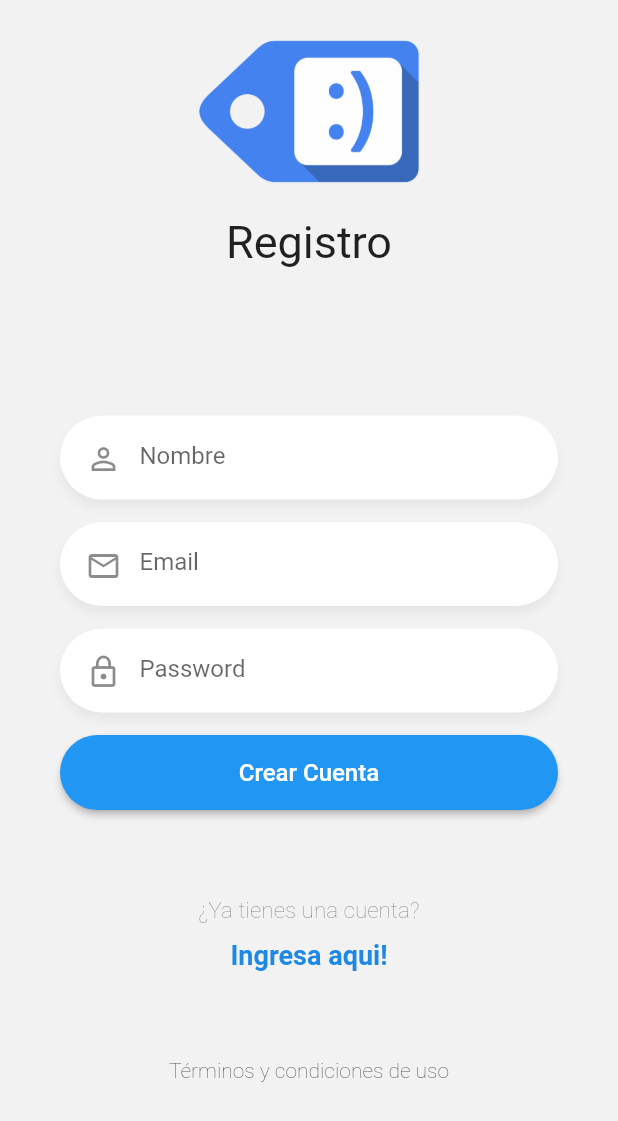
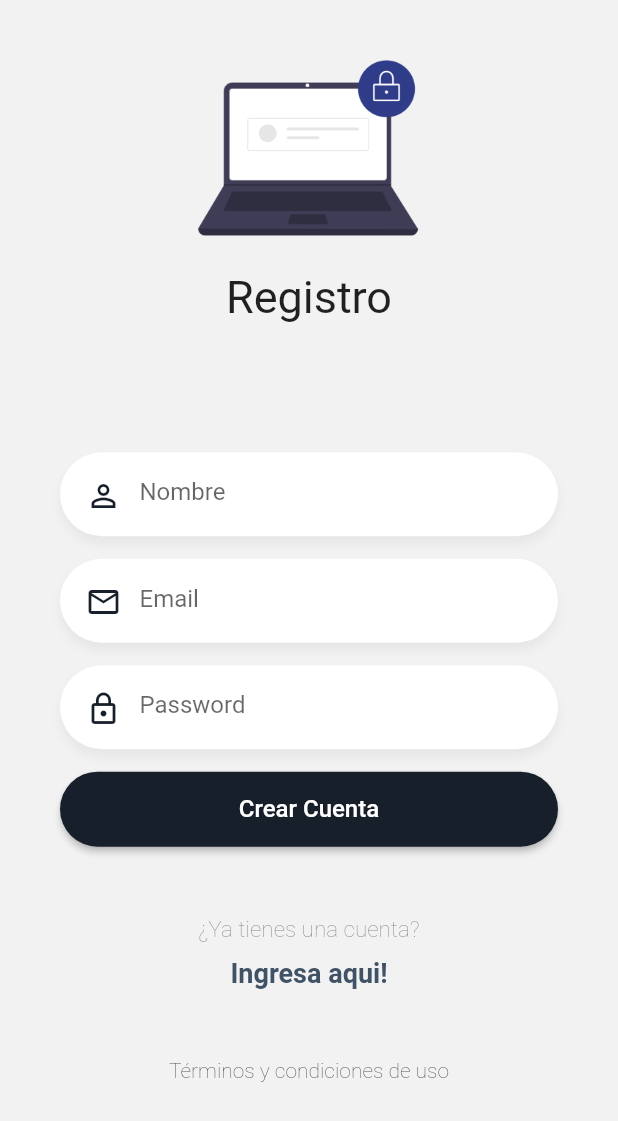
Before and after one commit to gvillegasc/chat_app_flutter, a Flutter app: the RegisterPage screen opened by its route, on a phone screen of 412 x 824 dp. Shown: the top 1121 px of the screen. Run offline on Flutter 3.47's test engine with Material 2 defaults, Android fonts, the phone set to English and light mode, and no system bars; our stand-ins replace flutter_secure_storage, pull_to_refresh, socket_io_client; accounts and stored records are empty.

Commit message:
Updating colors in app

```diff
--- /dev/null
+++ b/lib/global/colors_app.dart
@@ -0,0 +1,6 @@
+import 'package:flutter/widgets.dart';
+
+class ColorsApp {
+  static final primaryColor = Color(0xff17202A);
+  static final secondaryColor = Color(0xff3F5266);
+}
--- a/lib/global/enviroment.dart
+++ b/lib/global/enviroment.dart
@@ -2,9 +2,9 @@ import 'dart:io';
 
 class Enviroment {
   static String apiUrl = Platform.isAndroid
-      ? 'http://192.168.1.102:3000/api'
-      : 'http://localhost:3000/api';
+      ? 'https://flutter-chat-app-server.herokuapp.com/api'
+      : 'https://flutter-chat-app-server.herokuapp.com/api';
   static String socketUrl = Platform.isAndroid
-      ? 'http://192.168.1.102:3000'
-      : 'http://localhost:3000';
+      ? 'https://flutter-chat-app-server.herokuapp.com'
+      : 'https://flutter-chat-app-server.herokuapp.com';
 }
--- a/lib/main.dart
+++ b/lib/main.dart
@@ -17,7 +17,7 @@ class MyApp extends StatelessWidget {
     ]);
     SystemChrome.setSystemUIOverlayStyle(SystemUiOverlayStyle(
       statusBarColor: Colors.transparent,
-      statusBarIconBrightness: Brightness.dark, //top bar icons
+      statusBarIconBrightness: Brightness.light, //top bar icons
     ));
     return MultiProvider(
       providers: [
--- a/lib/pages/loading_page.dart
+++ b/lib/pages/loading_page.dart
@@ -1,5 +1,6 @@
 import 'dart:io';
 
+import 'package:chat_app_flutter/global/colors_app.dart';
 import 'package:chat_app_flutter/pages/login_page.dart';
 import 'package:chat_app_flutter/pages/users_page.dart';
 import 'package:chat_app_flutter/providers/auth_provider.dart';
@@ -17,7 +18,10 @@ class LoadingPage extends StatelessWidget {
         builder: (BuildContext context, AsyncSnapshot<dynamic> snapshot) {
           return Center(
             child: (Platform.isAndroid)
-                ? CircularProgressIndicator()
+                ? CircularProgressIndicator(
+                    valueColor: new AlwaysStoppedAnimation<Color>(
+                        ColorsApp.primaryColor),
+                  )
                 : CupertinoActivityIndicator(),
           );
         },
--- a/lib/widgets/button_blue.dart
+++ b/lib/widgets/button_blue.dart
@@ -1,3 +1,4 @@
+import 'package:chat_app_flutter/global/colors_app.dart';
 import 'package:flutter/material.dart';
 
 class ButtonBlue extends StatelessWidget {
@@ -13,7 +14,7 @@ class ButtonBlue extends StatelessWidget {
     return RaisedButton(
       elevation: 2,
       highlightElevation: 5,
-      color: Colors.blue,
+      color: ColorsApp.primaryColor,
       shape: StadiumBorder(),
       onPressed: this.onPressedButton,
       child: Container(
--- a/lib/widgets/chat_message.dart
+++ b/lib/widgets/chat_message.dart
@@ -1,3 +1,4 @@
+import 'package:chat_app_flutter/global/colors_app.dart';
 import 'package:chat_app_flutter/providers/auth_provider.dart';
 import 'package:flutter/material.dart';
 import 'package:provider/provider.dart';
@@ -43,7 +44,8 @@ class ChatMessage extends StatelessWidget {
           style: TextStyle(color: Colors.white),
         ),
         decoration: BoxDecoration(
-            color: Color(0xFF0099FF), borderRadius: BorderRadius.circular(20)),
+            color: ColorsApp.secondaryColor,
+            borderRadius: BorderRadius.circular(20)),
       ),
     );
   }
--- a/lib/widgets/custom_input.dart
+++ b/lib/widgets/custom_input.dart
@@ -1,3 +1,4 @@
+import 'package:chat_app_flutter/global/colors_app.dart';
 import 'package:flutter/material.dart';
 import 'package:flutter/services.dart';
 
@@ -36,8 +37,13 @@ class CustomInput extends StatelessWidget {
         autocorrect: false,
         keyboardType: this.keyboardType,
         obscureText: this.isPassword,
+        cursorColor: ColorsApp.primaryColor,
         decoration: InputDecoration(
-            prefixIcon: Icon(this.icon),
+            focusColor: ColorsApp.primaryColor,
+            prefixIcon: Icon(
+              this.icon,
+              color: ColorsApp.primaryColor,
+            ),
             focusedBorder: InputBorder.none,
             border: InputBorder.none,
             hintText: this.placeholder),
--- a/lib/widgets/labels.dart
+++ b/lib/widgets/labels.dart
@@ -1,3 +1,4 @@
+import 'package:chat_app_flutter/global/colors_app.dart';
 import 'package:flutter/material.dart';
 
 class Labels extends StatelessWidget {
@@ -32,7 +33,7 @@ class Labels extends StatelessWidget {
             },
             child: Text(this.textButton,
                 style: TextStyle(
-                    color: Colors.blue[600],
+                    color: ColorsApp.secondaryColor,
                     fontSize: 18,
                     fontWeight: FontWeight.bold)),
           ),
--- a/lib/widgets/logo.dart
+++ b/lib/widgets/logo.dart
@@ -8,12 +8,12 @@ class Logo extends StatelessWidget {
   Widget build(BuildContext context) {
     return Center(
       child: Container(
-        margin: EdgeInsets.only(top: 20),
+        margin: EdgeInsets.only(top: 40),
         width: 150,
         child: Column(
           children: [
             Image(
-              image: AssetImage("assets/images/tag-logo.png"),
+              image: AssetImage("assets/images/login.png"),
             ),
             SizedBox(
               height: 20,
```
Also changed, not shown: lib/pages/chat_page.dart (+13 -8 lines), lib/pages/users_page.dart (+11 -5 lines), assets/images/login.png (added).
